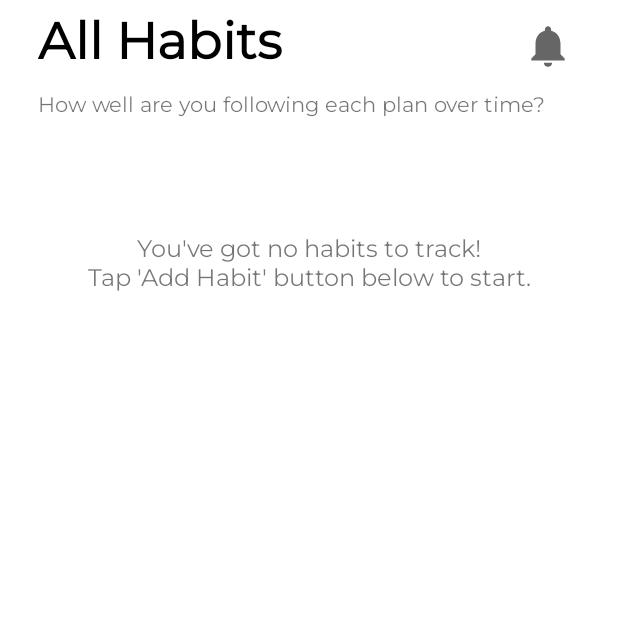
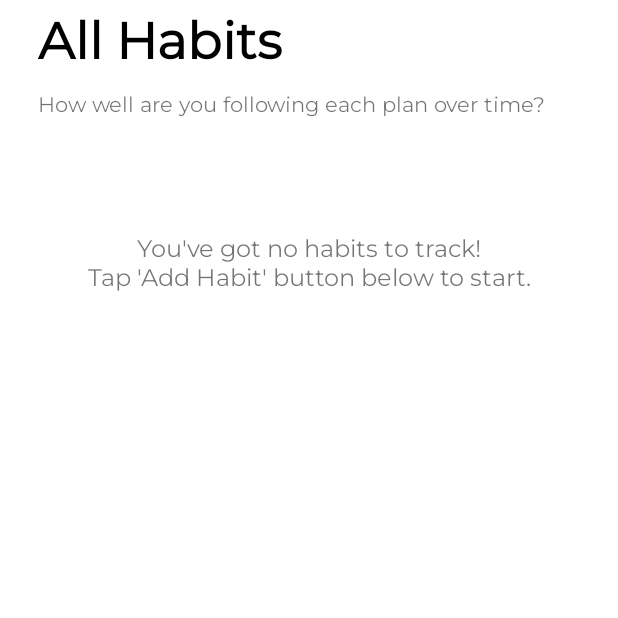
Before and after one commit to CMPUT301F21T03/Alpha-Apps, an Android app: the AllHabitsPage screen opened directly, with no data from a screen before it, on a phone screen of 412 x 824 dp, the top half of it. Run offline under Robolectric (Android 15) with nearby library versions, the light colour scheme and no system bars; our stand-ins replace Firebase (no records; nobody signed in at launch, a user with empty details on screens opened directly), navigation-ui; 5 statements that could not run were skipped.

Commit message:
fixed final bugs

```diff
--- a/app/src/main/java/com/example/habitapp/Activities/FollowingFollowers.java
+++ b/app/src/main/java/com/example/habitapp/Activities/FollowingFollowers.java
@@ -257,6 +257,7 @@
                                                 userData.get("profilePic").toString()));
                                         followAdapter.notifyDataSetChanged();
                                     } else {
+                                        followAdapter.notifyDataSetChanged();
                                         Log.d(TAG, "User does not exist");
                                     }
                                 } else {
@@ -266,6 +267,7 @@
                         });
 
                     }
+                    followAdapter.notifyDataSetChanged();
                 }
 
             }
--- a/app/src/main/res/layout/all_habits.xml
+++ b/app/src/main/res/layout/all_habits.xml
@@ -9,13 +9,14 @@
         android:layout_width="wrap_content"
         android:layout_height="wrap_content"
         android:layout_marginEnd="30dp"
+        android:visibility="gone"
         app:layout_constraintBottom_toBottomOf="@+id/textView9"
         app:layout_constraintEnd_toEndOf="parent"
         app:layout_constraintTop_toTopOf="@+id/textView9">
 
         <fragment
+            android:id="@+id/allhabits_notification_button"
             android:name="com.example.habitapp.Fragments.NotificationButton"
-            android:id="@+id/allhabits_notification_button"
             android:layout_width="wrap_content"
             android:layout_height="wrap_content"
             android:layout_weight="1" />
--- a/app/src/main/res/layout/feed.xml
+++ b/app/src/main/res/layout/feed.xml
@@ -10,6 +10,7 @@
         android:layout_width="wrap_content"
         android:layout_height="wrap_content"
         android:layout_marginEnd="30dp"
+        android:visibility="gone"
         app:layout_constraintBottom_toBottomOf="@+id/textView16"
         app:layout_constraintEnd_toEndOf="parent"
         app:layout_constraintTop_toTopOf="@+id/textView16">
--- a/app/src/main/res/layout/profile.xml
+++ b/app/src/main/res/layout/profile.xml
@@ -41,6 +41,7 @@
         android:layout_width="wrap_content"
         android:layout_height="wrap_content"
         android:layout_marginEnd="30dp"
+        android:visibility="gone"
         app:layout_constraintBottom_toBottomOf="@+id/textView17"
         app:layout_constraintEnd_toEndOf="parent"
         app:layout_constraintTop_toTopOf="@+id/textView17">
--- a/app/src/main/res/layout/today_habits.xml
+++ b/app/src/main/res/layout/today_habits.xml
@@ -9,13 +9,14 @@
         android:layout_width="wrap_content"
         android:layout_height="wrap_content"
         android:layout_marginEnd="30dp"
+        android:visibility="gone"
         app:layout_constraintBottom_toBottomOf="@+id/textView11"
         app:layout_constraintEnd_toEndOf="parent"
         app:layout_constraintTop_toTopOf="@+id/textView11">
 
         <fragment
+            android:id="@+id/today_notification_button"
             android:name="com.example.habitapp.Fragments.NotificationButton"
-            android:id="@+id/today_notification_button"
             android:layout_width="wrap_content"
             android:layout_height="wrap_content"
             android:layout_weight="1" />
```
Also changed, not shown: app/src/main/java/com/example/habitapp/DataClasses/RequestList.java (+6 -2 lines).
